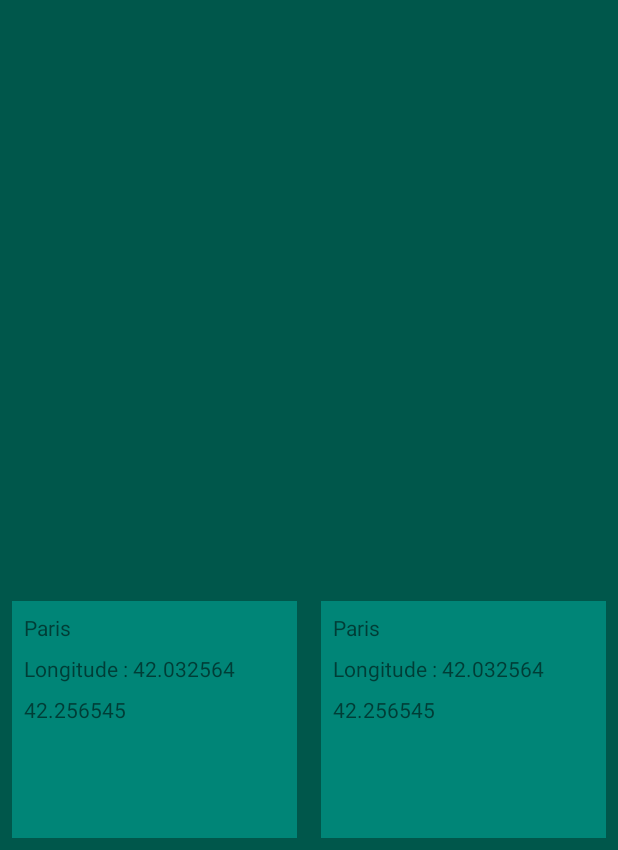
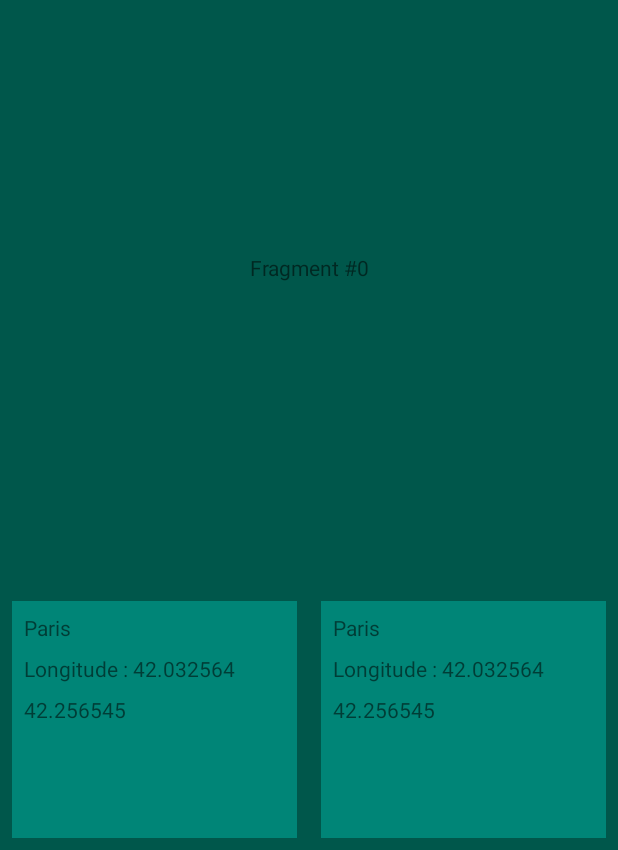
Before and after one commit to MagicaNexus/Snowtam, an Android app: the fragment DemoObjectFragment placed in its activity, on a phone screen of 412 x 824 dp, the part 386-1236 px from its top. Run offline under Robolectric (Android 15) with nearby library versions, the phone set to English and light mode, and no system bars; network calls fail; 6 statements that could not run were skipped.

```diff
--- a/app/src/main/res/layout/frament_page.xml
+++ b/app/src/main/res/layout/frament_page.xml
@@ -1,6 +1,5 @@
 <?xml version="1.0" encoding="utf-8"?>
-<android.support.v4.view.ViewPager
-    xmlns:android="http://schemas.android.com/apk/res/android"
-    android:id="@+id/pager"
+<TextView xmlns:android="http://schemas.android.com/apk/res/android"
     android:layout_width="match_parent"
-    android:layout_height="match_parent" />
+    android:layout_height="match_parent"
+    android:gravity="center" />
```
